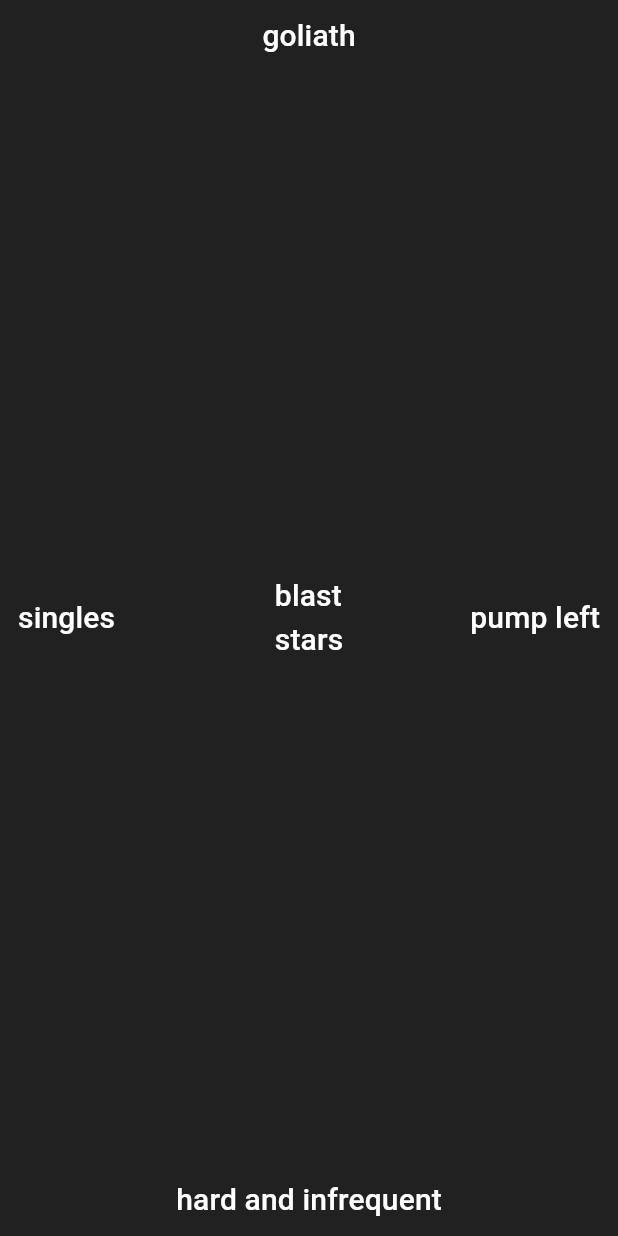
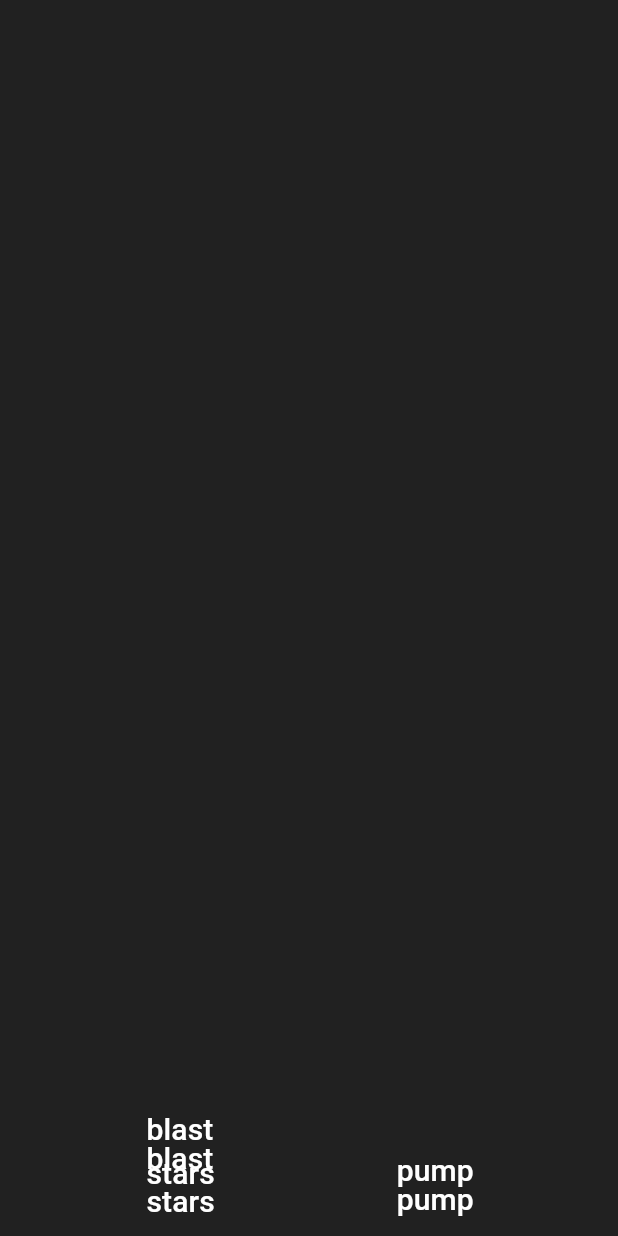
Before and after one commit to fdcfujihara/my_flutter, a Flutter app: the screen it shows after launch, on a phone screen of 412 x 824 dp. Run offline on Flutter 3.47's test engine with Material 2 defaults, Android fonts, the phone set to English and light mode, and no system bars; our stand-ins replace audioplayers, confetti, go_router, in_app_purchase, shared_preferences; missing offline and left inert: games_services, text_to_path_maker; statements that could not run were skipped.

Commit message:
confetti with yellow alphabets

```diff
--- a/lib/style/confetti.dart
+++ b/lib/style/confetti.dart
@@ -4,9 +4,12 @@
 
 import 'dart:math';
 
+import 'package:collection/collection.dart';
 import 'package:flutter/material.dart';
-import 'package:flutter/widgets.dart';
+import 'package:flutter/services.dart' show rootBundle;
 import 'package:confetti/confetti.dart';
+import 'package:text_to_path_maker/text_to_path_maker.dart';
+import 'dart:typed_data';
 
 /// Shows a confetti (celebratory) animation: paper snippings falling down.
 ///
@@ -36,12 +39,25 @@ class Confetti extends StatefulWidget {
   State<Confetti> createState() => _ConfettiState();
 }
 
-class _ConfettiState extends State<Confetti> {
+class _ConfettiState extends State<Confetti> with TickerProviderStateMixin {
   late ConfettiController _controllerCenter;
   late ConfettiController _controllerCenterRight;
   late ConfettiController _controllerCenterLeft;
   late ConfettiController _controllerTopCenter;
   late ConfettiController _controllerBottomCenter;
+  late final AnimationController _controller = AnimationController(
+    duration: const Duration(seconds: 8),
+    vsync: this,
+  )..repeat(reverse: true);
+
+  Animation<AlignmentGeometry> animateVertically(double x) {
+    return Tween<AlignmentGeometry>(
+      begin: Alignment(x, -1.0),
+      end: Alignment(x, 1.0),
+    ).animate(_controller);
+  }
+
+  late List<Path> charPaths;
 
   @override
   void initState() {
@@ -56,6 +72,19 @@ class _ConfettiState extends State<Confetti> {
         ConfettiController(duration: const Duration(seconds: 10));
     _controllerBottomCenter =
         ConfettiController(duration: const Duration(seconds: 10));
+
+    rootBundle.load("assets/Permanent_Marker/PermanentMarker-Regular.ttf").then((ByteData data) {
+      // Create a font reader
+      var reader = PMFontReader();
+      // Parse the font
+      var myFont = reader.parseTTFAsset(data);
+      // Generate the complete path for a specific character
+      charPaths = [
+        myFont.generatePathForCharacter(97),
+        myFont.generatePathForCharacter(98),
+        myFont.generatePathForCharacter(99),
+      ];
+    });
   }
 
   @override
@@ -66,6 +95,10 @@ class _ConfettiState extends State<Confetti> {
     _controllerTopCenter.dispose();
     _controllerBottomCenter.dispose();
     super.dispose();
+  }
+
+  Path drawChar(Size size) {
+    return PMTransform.moveAndScale(charPaths.sample(1).single, 0, 0, 0.04, 0.04);
   }
 
   /// A custom Path to paint stars.
@@ -99,42 +132,65 @@ class _ConfettiState extends State<Confetti> {
       child: Stack(
         children: <Widget>[
           //CENTER -- Blast
-          Align(
-            alignment: Alignment.center,
-            child: ConfettiWidget(
+          AlignTransition(
+            alignment: animateVertically(-0.5),
+            child: Stack(
+              children: [
+                ConfettiWidget(
                   confettiController: _controllerCenter,
-              blastDirectionality: BlastDirectionality
-                  .explosive, // don't specify a direction, blast randomly
-              shouldLoop:
-              true, // start again as soon as the animation is finished
+                  blastDirectionality: BlastDirectionality.explosive,
+                  // don't specify a direction, blast randomly
+                  shouldLoop: false,
+                  numberOfParticles: 40, // number of particles to emit
+                  // start again as soon as the animation is finished
                   colors: const [
-                Colors.green,
-                Colors.blue,
-                Colors.pink,
-                Colors.orange,
-                Colors.purple
-              ], // manually specify the colors to be used
-              createParticlePath: drawStar, // define a custom shape/path.
+                    // Colors.green,
+                    // Colors.blue,
+                    // Colors.pink,
+                    Color.fromARGB(255, 255, 255, 100),
+                    Color.fromARGB(120, 255, 255, 100),
+                  ],
+                  // manually specify the colors to be used
+                  createParticlePath: drawChar, // define a custom shape/path.
+                  strokeWidth: 4,
+                  strokeColor: const Color.fromARGB(80, 255, 255, 100),
+                ),
+                TextButton(
+                    onPressed: () => _controllerCenter.play(),
+                    child: _display('blast\nstars')),
+              ],
             ),
           ),
           Align(
-            alignment: Alignment.center,
+            alignment: const Alignment(-0.5, 1.0),
             child: TextButton(
                 onPressed: () {
                   _controllerCenter.play();
+
+                  final AnimationController controller = AnimationController(
+                    duration: const Duration(seconds: 1),
+                    vsync: this,
+                  );
+
+                  Tween<AlignmentGeometry>(
+                    begin: Alignment(0, -1.0),
+                    end: Alignment(0, 1.0),
+                  ).animate(controller);
                 },
                 child: _display('blast\nstars')),
           ),
 
           //CENTER RIGHT -- Emit left
-          Align(
-            alignment: Alignment.centerRight,
-            child: ConfettiWidget(
+          AlignTransition(
+            alignment: animateVertically(0.5),
+            child: Stack(
+              children: [
+                ConfettiWidget(
                   confettiController: _controllerCenterRight,
-              blastDirection: pi, // radial value - LEFT
-              particleDrag: 0.05, // apply drag to the confetti
-              emissionFrequency: 0.05, // how often it should emit
-              numberOfParticles: 20, // number of particles to emit
+                  blastDirection: 3 * pi / 2, // radial value - UP
+                  // particleDrag: 0.05, // apply drag to the confetti
+                  emissionFrequency: 0.01, // how often it should emit
+                  numberOfParticles: 40, // number of particles to emit
                   gravity: 0.05, // gravity - or fall speed
                   shouldLoop: false,
                   colors: const [
@@ -142,85 +198,55 @@ class _ConfettiState extends State<Confetti> {
                     Colors.blue,
                     Colors.pink
                   ], // manually specify the colors to be used
-              strokeWidth: 1,
-              strokeColor: Colors.white,
+                  // strokeWidth: 4,
+                  // strokeColor: const Color.fromARGB(80, 255, 255, 255),
+                ),
+                TextButton(
+                    onPressed: () => _controllerCenterRight.play(),
+                    child: _display('pump')),
+              ],
             ),
           ),
           Align(
-            alignment: Alignment.centerRight,
+            alignment: const Alignment(0.5, 1.0),
             child: TextButton(
-                onPressed: () {
-                  _controllerCenterRight.play();
-                },
-                child: _display('pump left')),
+                onPressed: () => _controllerCenterRight.play(),
+                child: _display('pump')),
           ),
 
-          //CENTER LEFT - Emit right
-          Align(
-            alignment: Alignment.centerLeft,
-            child: ConfettiWidget(
-              confettiController: _controllerCenterLeft,
-              blastDirection: 0, // radial value - RIGHT
-              emissionFrequency: 0.6,
-              minimumSize: const Size(10,
-                  10), // set the minimum potential size for the confetti (width, height)
-              maximumSize: const Size(50,
-                  50), // set the maximum potential size for the confetti (width, height)
-              numberOfParticles: 1,
-              gravity: 0.1,
-            ),
-          ),
-          Align(
-            alignment: Alignment.centerLeft,
-            child: TextButton(
-                onPressed: () {
-                  _controllerCenterLeft.play();
-                },
-                child: _display('singles')),
-          ),
+          // //BOTTOM CENTER
+          // AlignTransition(
+          //   alignment: animateVertically(-0.8),
+          //   child: Stack(
+          //     children: [
+          //       ConfettiWidget(
+          //         confettiController: _controllerBottomCenter,
+          //         blastDirection: -pi / 2,
+          //         emissionFrequency: 0.03,
+          //         numberOfParticles: 40,
+          //         maxBlastForce: 50,
+          //         minBlastForce: 40,
+          //         gravity: 0.3,
+          //         colors: const [
+          //           Color.fromARGB(255, 255, 255, 100),
+          //           Color.fromARGB(120, 255, 255, 100),
+          //         ], // manually specify the colors to be used
+          //         strokeWidth: 4,
+          //         strokeColor: const Color.fromARGB(80, 255, 255, 100),
+          //       ),
+          //       TextButton(
+          //           onPressed: () => _controllerBottomCenter.play(),
+          //           child: _display('hard and\ninfrequent'))
+          //     ],
+          //   ),
+          // ),
+          // Align(
+          //   alignment: const Alignment(-0.8, 1.0),
+          //   child: TextButton(
+          //       onPressed: () => _controllerBottomCenter.play(),
+          //       child: _display('hard and\ninfrequent')),
+          // ),
 
-          //TOP CENTER - shoot down
-          Align(
-            alignment: Alignment.topCenter,
-            child: ConfettiWidget(
-              confettiController: _controllerTopCenter,
-              blastDirection: pi / 2,
-              maxBlastForce: 5, // set a lower max blast force
-              minBlastForce: 2, // set a lower min blast force
-              emissionFrequency: 0.05,
-              numberOfParticles: 50, // a lot of particles at once
-              gravity: 1,
-            ),
-          ),
-          Align(
-            alignment: Alignment.topCenter,
-            child: TextButton(
-                onPressed: () {
-                  _controllerTopCenter.play();
-                },
-                child: _display('goliath')),
-          ),
-          //BOTTOM CENTER
-          Align(
-            alignment: Alignment.bottomCenter,
-            child: ConfettiWidget(
-              confettiController: _controllerBottomCenter,
-              blastDirection: -pi / 2,
-              emissionFrequency: 0.01,
-              numberOfParticles: 20,
-              maxBlastForce: 100,
-              minBlastForce: 80,
-              gravity: 0.3,
-            ),
-          ),
-          Align(
-            alignment: Alignment.bottomCenter,
-            child: TextButton(
-                onPressed: () {
-                  _controllerBottomCenter.play();
-                },
-                child: _display('hard and infrequent')),
-          ),
         ],
       ),
     );
--- a/pubspec.yaml
+++ b/pubspec.yaml
@@ -28,6 +28,8 @@ dependencies:
   games_services: ^3.0.0  # Achievements and leaderboards
   in_app_purchase: ^3.0.1  # In-app purchases
   confetti: ^0.7.0
+  fade_out_particle: ^1.2.1
+  text_to_path_maker: ^0.6.0
 
 dev_dependencies:
   flutter_lints: ^3.0.0
```
Also changed, not shown: pubspec.lock. Lines whose indentation alone changed are shown as unchanged.
